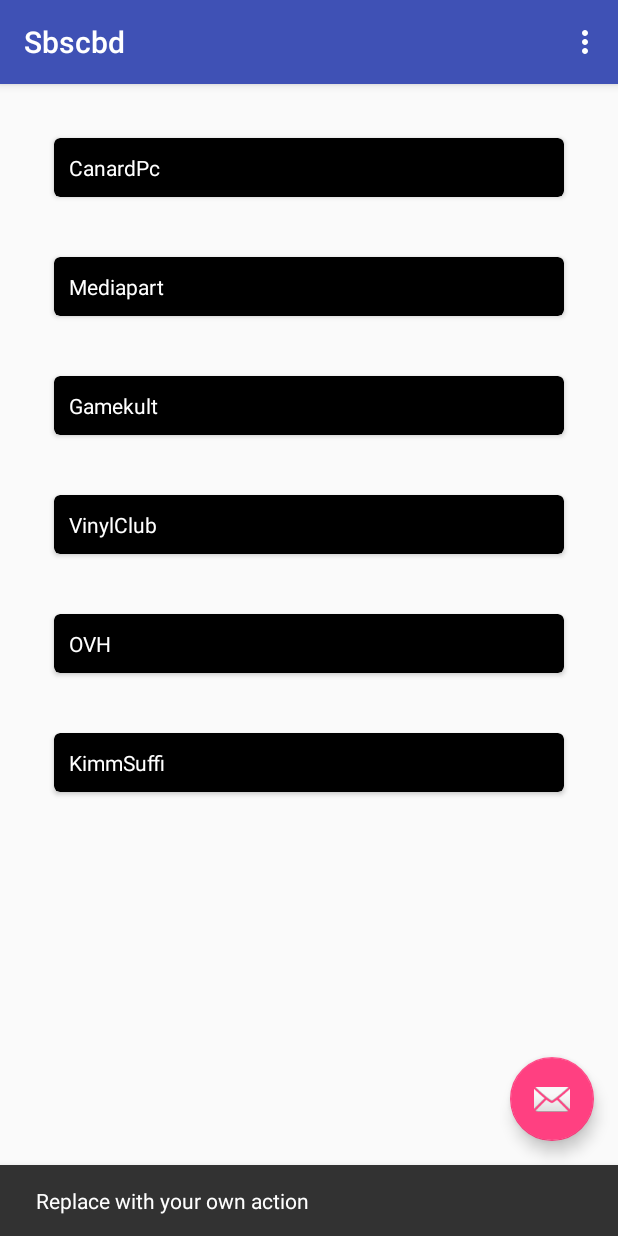
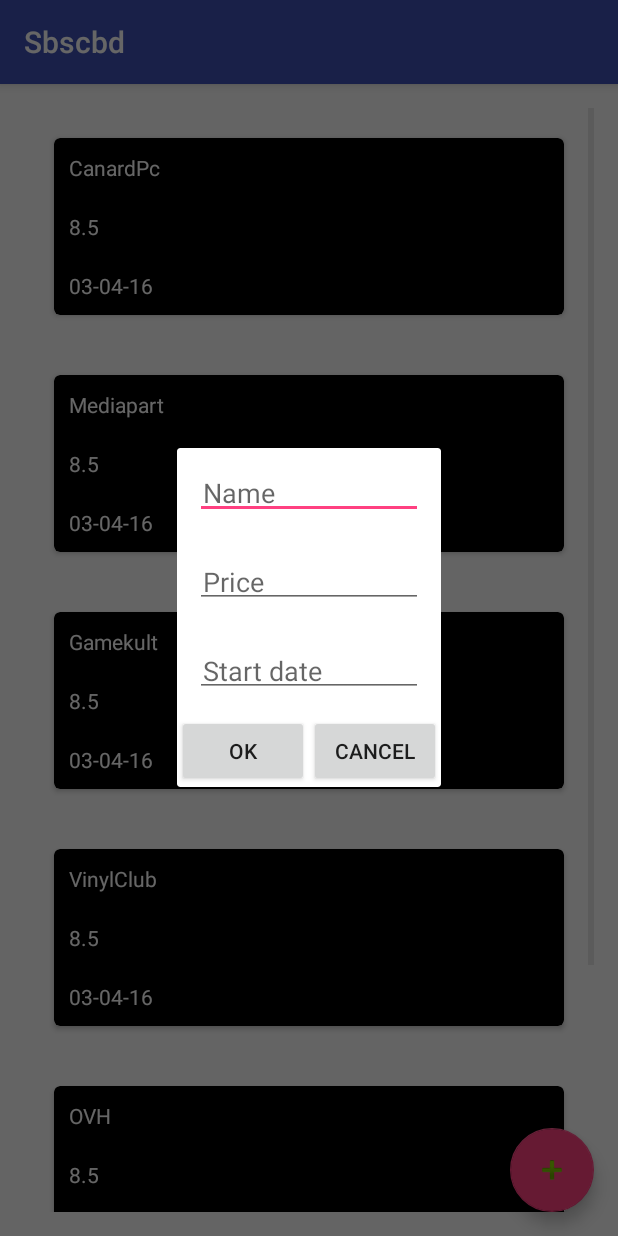
Before and after one commit to heb-dtc/Sbscbd, an Android app: the screen it shows after launch (MainActivity), after a tap on an icon or button, on a phone screen of 412 x 824 dp. Run offline under Robolectric (Android 15) with nearby library versions, the phone set to English and light mode, and no system bars.

Commit message:
Use Presenter and Repository
Repository layer to fetch and add subscriptions
Presenter to drive MainActivity and AddDialog

```diff
--- a/app/build.gradle
+++ b/app/build.gradle
@@ -22,8 +22,11 @@ android {
 dependencies {
     compile fileTree(dir: 'libs', include: ['*.jar'])
     testCompile 'junit:junit:4.12'
+
     compile 'com.android.support:appcompat-v7:23.2.0'
     compile 'com.android.support:design:23.2.0'
     compile 'com.android.support:cardview-v7:23.2.0'
     compile 'com.android.support:recyclerview-v7:23.2.0'
+
+    compile 'joda-time:joda-time:2.9.2'
 }
--- /dev/null
+++ b/app/src/main/java/com/heb/sbscbd/AddSubscriptionDialog.java
@@ -0,0 +1,62 @@
+package com.heb.sbscbd;
+
+import android.app.DialogFragment;
+import android.os.Bundle;
+import android.support.annotation.Nullable;
+import android.view.LayoutInflater;
+import android.view.View;
+import android.view.ViewGroup;
+import android.widget.Button;
+import android.widget.EditText;
+
+import android.widget.Toast;
+import com.heb.sbscbd.model.Subscription;
+import com.heb.sbscbd.presenter.AddSubscriptionPresenter;
+
+public class AddSubscriptionDialog extends DialogFragment implements AddSubscriptionView {
+
+    private EditText nameBox;
+    private EditText priceBox;
+    private EditText startDateBox;
+
+    private AddSubscriptionPresenter presenter;
+
+    @Nullable
+    @Override
+    public View onCreateView(LayoutInflater inflater, ViewGroup container, Bundle savedInstanceState) {
+        View root = inflater.inflate(R.layout.add_subscription_dialog, null);
+        Button addActionButton = (Button) root.findViewById(R.id.add_action);
+        Button cancelActionButton = (Button) root.findViewById(R.id.cancel_action);
+        nameBox = (EditText) root.findViewById(R.id.subscription_name);
+        priceBox = (EditText) root.findViewById(R.id.subscription_price);
+        startDateBox = (EditText) root.findViewById(R.id.subscription_start_date);
+
+        presenter = new AddSubscriptionPresenter(this);
+
+        addActionButton.setOnClickListener(new View.OnClickListener() {
+            @Override
+            public void onClick(View v) {
+                presenter.addSubscription(nameBox.getText().toString(), priceBox.getText().toString(), startDateBox.getText().toString());
+            }
+        });
+
+        cancelActionButton.setOnClickListener(new View.OnClickListener() {
+            @Override
+            public void onClick(View v) {
+                finish();
+            }
+        });
+
+        return root;
+    }
+
+    @Override
+    public void showError() {
+        Toast.makeText(getActivity(), "Input are invalid", Toast.LENGTH_SHORT).show();
+    }
+
+    @Override
+    public void finish() {
+        dismiss();
+    }
+}
--- /dev/null
+++ b/app/src/main/java/com/heb/sbscbd/AddSubscriptionView.java
@@ -0,0 +1,6 @@
+package com.heb.sbscbd;
+
+public interface AddSubscriptionView {
+    void showError();
+    void finish();
+}
--- a/app/src/main/java/com/heb/sbscbd/MainActivity.java
+++ b/app/src/main/java/com/heb/sbscbd/MainActivity.java
@@ -1,6 +1,7 @@
 package com.heb.sbscbd;
 
 import android.os.Bundle;
+import android.support.annotation.Nullable;
 import android.support.design.widget.FloatingActionButton;
 import android.support.design.widget.Snackbar;
 import android.support.v7.app.AppCompatActivity;
@@ -11,15 +12,16 @@ import android.view.View;
 import android.view.Menu;
 import android.view.MenuItem;
 
+import com.heb.sbscbd.model.Subscription;
+import com.heb.sbscbd.presenter.SubscriptionPresenter;
+
 import java.util.ArrayList;
 import java.util.List;
 
-public class MainActivity extends AppCompatActivity {
+public class MainActivity extends AppCompatActivity implements SubscriptionView {
 
     private RecyclerView subscriptionListView;
-    private RecyclerView.Adapter adapter;
-    private RecyclerView.LayoutManager layoutManager;
-    private List<String> currentSubscriptionList;
+    private SubscriptionPresenter presenter;
 
     @Override
     protected void onCreate(Bundle savedInstanceState) {
@@ -29,54 +31,31 @@ public class MainActivity extends AppCompatActivity {
         setSupportActionBar(toolbar);
 
         subscriptionListView = (RecyclerView) findViewById(R.id.subscription_list_view);
-        layoutManager = new LinearLayoutManager(this);
+        RecyclerView.LayoutManager layoutManager = new LinearLayoutManager(this);
         subscriptionListView.setLayoutManager(layoutManager);
 
-        List<String> subscriptionList = getCurrentSubscriptionList();
-        adapter = new SubscriptionItemAdapter(subscriptionList);
-        subscriptionListView.setAdapter(adapter);
+        presenter = new SubscriptionPresenter(this);
+
 
         FloatingActionButton fab = (FloatingActionButton) findViewById(R.id.fab);
         fab.setOnClickListener(new View.OnClickListener() {
             @Override
             public void onClick(View view) {
-                Snackbar.make(view, "Replace with your own action", Snackbar.LENGTH_LONG)
-                        .setAction("Action", null).show();
+                AddSubscriptionDialog dialog = new AddSubscriptionDialog();
+                dialog.show(getFragmentManager(), "add_subscription_dialog");
             }
         });
     }
 
     @Override
-    public boolean onCreateOptionsMenu(Menu menu) {
-        // Inflate the menu; this adds items to the action bar if it is present.
-        getMenuInflater().inflate(R.menu.menu_main, menu);
-        return true;
+    protected void onPostCreate(@Nullable Bundle savedInstanceState) {
+        super.onPostCreate(savedInstanceState);
+        presenter.fetchSubscriptions();
     }
 
     @Override
-    public boolean onOptionsItemSelected(MenuItem item) {
-        // Handle action bar item clicks here. The action bar will
-        // automatically handle clicks on the Home/Up button, so long
-        // as you specify a parent activity in AndroidManifest.xml.
-        int id = item.getItemId();
-
-        //noinspection SimplifiableIfStatement
-        if (id == R.id.action_settings) {
-            return true;
-        }
-
-        return super.onOptionsItemSelected(item);
-    }
-
-    public List<String> getCurrentSubscriptionList() {
-        List<String> currentSubscriptionList = new ArrayList<>();
-        currentSubscriptionList.add("CanardPc");
-        currentSubscriptionList.add("Mediapart");
-        currentSubscriptionList.add("Gamekult");
-        currentSubscriptionList.add("VinylClub");
-        currentSubscriptionList.add("OVH");
-        currentSubscriptionList.add("KimmSuffi");
-
-        return currentSubscriptionList;
+    public void displaySubscriptions(List<Subscription> subscriptions) {
+        RecyclerView.Adapter adapter = new SubscriptionItemAdapter(subscriptions);
+        subscriptionListView.setAdapter(adapter);
     }
 }
--- a/app/src/main/java/com/heb/sbscbd/SubscriptionItemAdapter.java
+++ b/app/src/main/java/com/heb/sbscbd/SubscriptionItemAdapter.java
@@ -7,10 +7,12 @@ import android.view.View;
 import android.view.ViewGroup;
 import android.widget.TextView;
 
+import com.heb.sbscbd.model.Subscription;
+
 import java.util.List;
 
 public class SubscriptionItemAdapter extends RecyclerView.Adapter {
-    private List<String> data;
+    private List<Subscription> data;
 
     public static class ViewHolder extends RecyclerView.ViewHolder {
         public CardView cardView;
@@ -21,7 +23,7 @@ public class SubscriptionItemAdapter extends RecyclerView.Adapter {
         }
     }
 
-    public SubscriptionItemAdapter(List<String> subscriptionList) {
+    public SubscriptionItemAdapter(List<Subscription> subscriptionList) {
         data = subscriptionList;
     }
 
@@ -35,10 +37,17 @@ public class SubscriptionItemAdapter extends RecyclerView.Adapter {
 
     @Override
     public void onBindViewHolder(RecyclerView.ViewHolder holder, int position) {
-        String title = data.get(position);
+        Subscription subscription = data.get(position);
         View view = holder.itemView;
-        TextView textView = (TextView) view.findViewById(R.id.subscription_item_title);
-        textView.setText(title);
+
+        TextView titleView = (TextView) view.findViewById(R.id.subscription_item_title);
+        titleView.setText(subscription.getName());
+
+        TextView priceView = (TextView) view.findViewById(R.id.subscription_item_price);
+        priceView.setText(String.valueOf(subscription.getPrice()));
+
+        TextView nextPayementDateView = (TextView) view.findViewById(R.id.subscription_item_next_payement);
+        nextPayementDateView.setText(subscription.getNextPayementDate());
     }
 
     @Override
--- /dev/null
+++ b/app/src/main/java/com/heb/sbscbd/SubscriptionView.java
@@ -0,0 +1,9 @@
+package com.heb.sbscbd;
+
+import com.heb.sbscbd.model.Subscription;
+
+import java.util.List;
+
+public interface SubscriptionView {
+    void displaySubscriptions(List<Subscription> subscriptions);
+}
--- /dev/null
+++ b/app/src/main/java/com/heb/sbscbd/model/Subscription.java
@@ -0,0 +1,35 @@
+package com.heb.sbscbd.model;
+
+import org.joda.time.DateTime;
+
+public class Subscription {
+    private final String name;
+    private final double price;
+    private final String startDate;
+
+    public Subscription(String name, double price, String startDate) {
+        this.name = name;
+        this.price = price;
+        this.startDate = startDate;
+    }
+
+    public double getPrice() {
+        return price;
+    }
+
+    public String getName() {
+        return name;
+    }
+
+    public String getStartDate() {
+        return startDate;
+    }
+
+    public DateTime getStartDateTime() {
+        return DateTime.parse(startDate);
+    }
+
+    public String getNextPayementDate() {
+        return "03-04-16";
+    }
+}
--- /dev/null
+++ b/app/src/main/java/com/heb/sbscbd/presenter/AddSubscriptionPresenter.java
@@ -0,0 +1,45 @@
+package com.heb.sbscbd.presenter;
+
+import com.heb.sbscbd.AddSubscriptionView;
+import com.heb.sbscbd.model.Subscription;
+import com.heb.sbscbd.repository.SubscriptionRepository;
+
+public class AddSubscriptionPresenter {
+
+    private AddSubscriptionView view;
+    private SubscriptionRepository repository;
+
+    public AddSubscriptionPresenter(AddSubscriptionView view) {
+        repository = new SubscriptionRepository();
+        this.view = view;
+    }
+
+    public void addSubscription(String name, String price, String startDate) {
+        if (validateData(name, price, startDate)) {
+            Subscription subscription = new Subscription(name, Double.valueOf(price), startDate);
+            repository.addSubscription(subscription);
+
+            if (view != null) {
+                view.finish();
+            }
+        } else {
+            if (view != null) {
+                view.showError();
+            }
+        }
+    }
+
+    private boolean validateData(String name, String price, String startDate) {
+        return !name.isEmpty() && priceIsValid(price) && startDateIsValid(startDate);
+    }
+
+    //TODO: implement validator
+    private boolean startDateIsValid(String startDate) {
+        return true;
+    }
+
+    //TODO: fix regex
+    private boolean priceIsValid(String price) {
+        return price.matches("[0-9]+[.,]?|[0-9]*[.,][0-9]+");
+    }
+}
--- /dev/null
+++ b/app/src/main/java/com/heb/sbscbd/presenter/SubscriptionPresenter.java
@@ -0,0 +1,26 @@
+package com.heb.sbscbd.presenter;
+
+import com.heb.sbscbd.SubscriptionView;
+import com.heb.sbscbd.model.Subscription;
+import com.heb.sbscbd.repository.SubscriptionRepository;
+
+import java.util.List;
+
+public class SubscriptionPresenter {
+
+    private SubscriptionRepository repository;
+    private SubscriptionView view;
+
+    public SubscriptionPresenter(SubscriptionView view) {
+        repository = new SubscriptionRepository();
+        this.view = view;
+    }
+
+    public void fetchSubscriptions() {
+        List<Subscription> subscriptions = repository.fetchSubscriptions();
+
+        if (view != null) {
+            view.displaySubscriptions(subscriptions);
+        }
+    }
+}
--- /dev/null
+++ b/app/src/main/java/com/heb/sbscbd/repository/SubscriptionRepository.java
@@ -0,0 +1,25 @@
+package com.heb.sbscbd.repository;
+
+import com.heb.sbscbd.model.Subscription;
+
+import java.util.ArrayList;
+import java.util.List;
+
+public class SubscriptionRepository {
+
+    public List<Subscription> fetchSubscriptions() {
+        List<Subscription> currentSubscriptionList = new ArrayList<>();
+        currentSubscriptionList.add(new Subscription("CanardPc", 8.50, "02-05-15"));
+        currentSubscriptionList.add(new Subscription("Mediapart", 8.50, "02-05-15"));
+        currentSubscriptionList.add(new Subscription("Gamekult", 8.50, "02-05-15"));
+        currentSubscriptionList.add(new Subscription("VinylClub", 8.50, "02-05-15"));
+        currentSubscriptionList.add(new Subscription("OVH", 8.50, "02-05-15"));
+        currentSubscriptionList.add(new Subscription("KimmSuffi", 8.50, "02-05-15"));
+
+        return currentSubscriptionList;
+    }
+
+    public void addSubscription(Subscription subscription) {
+
+    }
+}
--- a/app/src/main/res/layout/activity_main.xml
+++ b/app/src/main/res/layout/activity_main.xml
@@ -29,6 +29,6 @@
         android:layout_height="wrap_content"
         android:layout_gravity="bottom|end"
         android:layout_margin="@dimen/fab_margin"
-        android:src="@android:drawable/ic_dialog_email" />
+        android:src="@android:drawable/ic_input_add" />
 
 </android.support.design.widget.CoordinatorLayout>
--- /dev/null
+++ b/app/src/main/res/layout/add_subscription_dialog.xml
@@ -0,0 +1,51 @@
+<?xml version="1.0" encoding="utf-8"?>
+<LinearLayout xmlns:android="http://schemas.android.com/apk/res/android"
+    xmlns:tools="http://schemas.android.com/tools"
+    android:orientation="vertical" android:layout_width="match_parent"
+    android:layout_height="match_parent">
+
+    <EditText
+        android:id="@+id/subscription_name"
+        android:hint="Name"
+        android:layout_margin="12dp"
+        android:padding="5dp"
+        android:layout_width="match_parent"
+        android:layout_height="wrap_content" />
+
+    <EditText
+        android:id="@+id/subscription_price"
+        android:hint="Price"
+        android:layout_margin="12dp"
+        android:padding="5dp"
+        android:layout_width="match_parent"
+        android:layout_height="wrap_content" />
+
+    <EditText
+        android:id="@+id/subscription_start_date"
+        android:hint="Start date"
+        android:layout_margin="12dp"
+        android:padding="5dp"
+        android:layout_width="match_parent"
+        android:layout_height="wrap_content" />
+
+    <LinearLayout
+        android:orientation="horizontal"
+        android:layout_width="match_parent"
+        android:layout_height="wrap_content">
+
+        <Button
+            android:id="@+id/add_action"
+            android:text="Ok"
+            android:layout_width="wrap_content"
+            android:layout_height="wrap_content" />
+
+        <Button
+            android:id="@+id/cancel_action"
+            android:text="Cancel"
+            android:layout_width="wrap_content"
+            android:layout_height="wrap_content" />
+
+    </LinearLayout>
+
+
+</LinearLayout>
--- a/app/src/main/res/layout/subscription_item_view.xml
+++ b/app/src/main/res/layout/subscription_item_view.xml
@@ -13,6 +13,11 @@
         card_view:cardBackgroundColor="@android:color/black"
         card_view:cardCornerRadius="4dp">
 
+        <LinearLayout
+            android:orientation="vertical"
+            android:layout_width="match_parent"
+            android:layout_height="match_parent">
+
             <TextView
                 android:id="@+id/subscription_item_title"
                 android:text="Hello"
@@ -21,6 +26,23 @@
                 android:layout_width="match_parent"
                 android:layout_height="match_parent" />
 
+            <TextView
+                android:id="@+id/subscription_item_price"
+                android:text="8.50"
+                android:textColor="@android:color/white"
+                android:layout_margin="10dp"
+                android:layout_width="match_parent"
+                android:layout_height="match_parent" />
+
+            <TextView
+                android:id="@+id/subscription_item_next_payement"
+                android:text="8.50"
+                android:textColor="@android:color/white"
+                android:layout_margin="10dp"
+                android:layout_width="match_parent"
+                android:layout_height="match_parent" />
+
+        </LinearLayout>
     </android.support.v7.widget.CardView>
 
 </LinearLayout>
--- a/build.gradle
+++ b/build.gradle
@@ -5,7 +5,7 @@ buildscript {
         jcenter()
     }
     dependencies {
-        classpath 'com.android.tools.build:gradle:2.0.0-beta6'
+        classpath 'com.android.tools.build:gradle:2.2.0-alpha4'
 
         // NOTE: Do not place your application dependencies here; they belong
         // in the individual module build.gradle files
```
Lines whose indentation alone changed are shown as unchanged.
